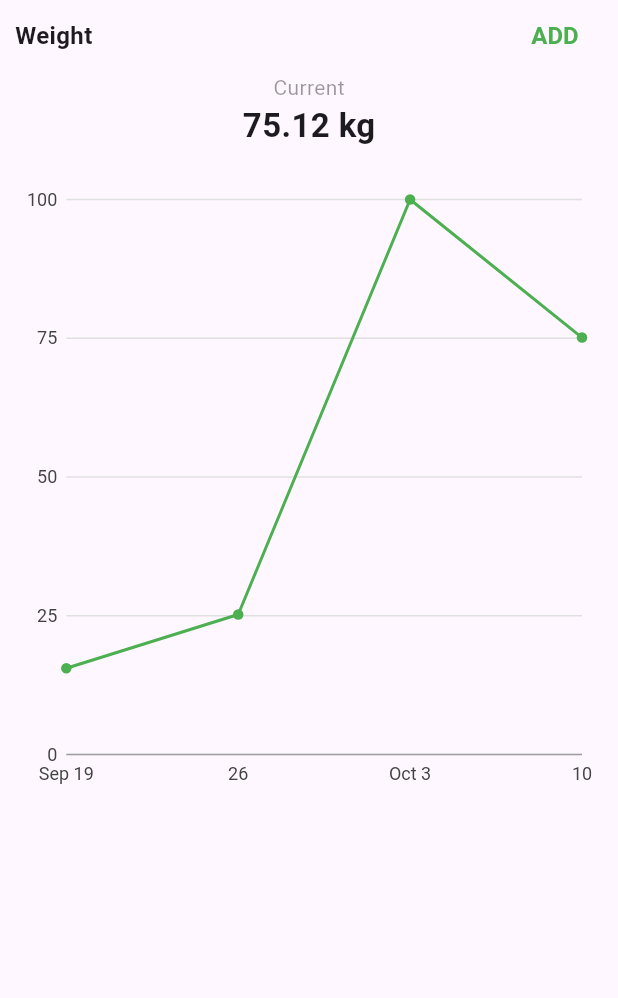
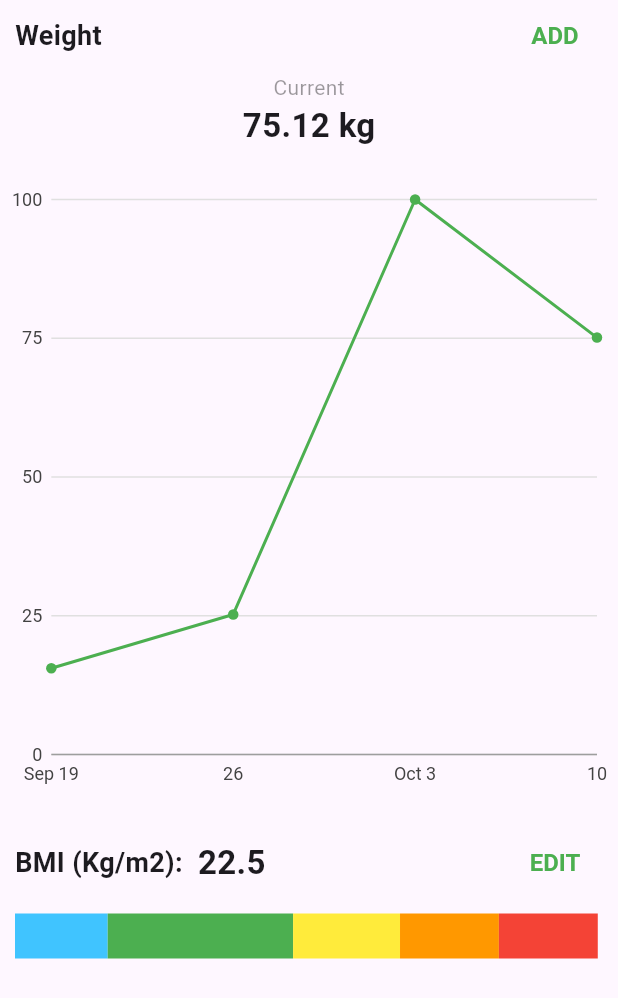
Before and after one commit to joharkhan99/healthtrack, a Flutter app: the PedometerHealth widget shown alone on an empty page, opened directly, on a phone screen of 412 x 824 dp. Shown: the top 998 px of the screen. Run offline on Flutter 3.47's test engine with Material 3 defaults, Android fonts, the phone set to English and light mode, and no system bars; our stand-ins replace charts_flutter, liquid_progress_indicator_v2.

Commit message:
Refactor weight section and add BMI scale

```diff
--- a/lib/src/screens/pedometer_health.dart
+++ b/lib/src/screens/pedometer_health.dart
@@ -15,19 +15,21 @@ class PedometerHealth extends StatelessWidget {
   Widget build(BuildContext context) {
     return SingleChildScrollView(
         child: Padding(
-      padding: const EdgeInsets.symmetric(horizontal: 10),
+      padding: const EdgeInsets.only(bottom: 30),
       child: Column(
         mainAxisAlignment: MainAxisAlignment.center,
         crossAxisAlignment: CrossAxisAlignment.center,
         children: [
-          Row(
+          Padding(
+            padding: const EdgeInsets.symmetric(horizontal: 10),
+            child: Row(
               mainAxisAlignment: MainAxisAlignment.spaceBetween,
               crossAxisAlignment: CrossAxisAlignment.center,
               children: [
                 Text(
                   'Weight',
                   style: TextStyle(
-                  fontSize: 16,
+                    fontSize: 18,
                     fontWeight: FontWeight.w700,
                   ),
                 ),
@@ -49,7 +51,11 @@ class PedometerHealth extends StatelessWidget {
                 )
               ],
             ),
-          Column(
+          ),
+
+          Padding(
+            padding: const EdgeInsets.symmetric(horizontal: 10),
+            child: Column(
               mainAxisAlignment: MainAxisAlignment.center,
               children: [
                 Text(
@@ -69,13 +75,106 @@ class PedometerHealth extends StatelessWidget {
                 ),
               ],
             ),
+          ),
+
           const SizedBox(height: 20),
           SizedBox(
             height: MediaQuery.of(context).size.height * 0.5,
-            child: PedometerPointChart(
-              data,
+            child: PedometerPointChart(data),
+          ),
+
+          // bmi scale
+          const SizedBox(height: 20),
+
+          Padding(
+            padding: const EdgeInsets.symmetric(horizontal: 10),
+            child: Row(
+              mainAxisAlignment: MainAxisAlignment.spaceBetween,
+              crossAxisAlignment: CrossAxisAlignment.center,
+              children: [
+                Row(
+                  children: [
+                    Text(
+                      'BMI (Kg/m2):',
+                      style: TextStyle(
+                        fontSize: 18,
+                        fontWeight: FontWeight.w700,
                       ),
                     ),
+                    const SizedBox(width: 10),
+                    Text(
+                      '22.5',
+                      style: TextStyle(
+                        fontSize: 22,
+                        fontWeight: FontWeight.w700,
+                      ),
+                    ),
+                  ],
+                ),
+                ElevatedButton(
+                  style: ElevatedButton.styleFrom(
+                    backgroundColor: Colors.transparent,
+                    elevation: 0,
+                    foregroundColor: Colors.white,
+                  ),
+                  onPressed: () => (),
+                  child: Text(
+                    'EDIT',
+                    style: TextStyle(
+                      fontSize: 16,
+                      fontWeight: FontWeight.w700,
+                      color: Colors.green,
+                    ),
+                  ),
+                )
+              ],
+            ),
+          ),
+
+          const SizedBox(height: 10),
+
+          Padding(
+            padding: const EdgeInsets.symmetric(horizontal: 10),
+            child: Row(
+              children: [
+                Container(
+                  width: MediaQuery.of(context).size.width * 0.15,
+                  height: 30,
+                  decoration: const BoxDecoration(
+                    color: Colors.lightBlueAccent,
+                  ),
+                ),
+                Container(
+                  width: MediaQuery.of(context).size.width * 0.3,
+                  height: 30,
+                  decoration: const BoxDecoration(
+                    color: Colors.green,
+                  ),
+                ),
+                Container(
+                  width: MediaQuery.of(context).size.width * 0.173,
+                  height: 30,
+                  decoration: const BoxDecoration(
+                    color: Colors.yellow,
+                  ),
+                ),
+                Container(
+                  width: MediaQuery.of(context).size.width * 0.16,
+                  height: 30,
+                  decoration: const BoxDecoration(
+                    color: Colors.orange,
+                  ),
+                ),
+                Container(
+                  width: MediaQuery.of(context).size.width * 0.16,
+                  height: 30,
+                  decoration: const BoxDecoration(
+                    color: Colors.red,
+                  ),
+                ),
+              ],
+            ),
+          )
         ],
       ),
     ));
```
Lines whose indentation alone changed are shown as unchanged.
